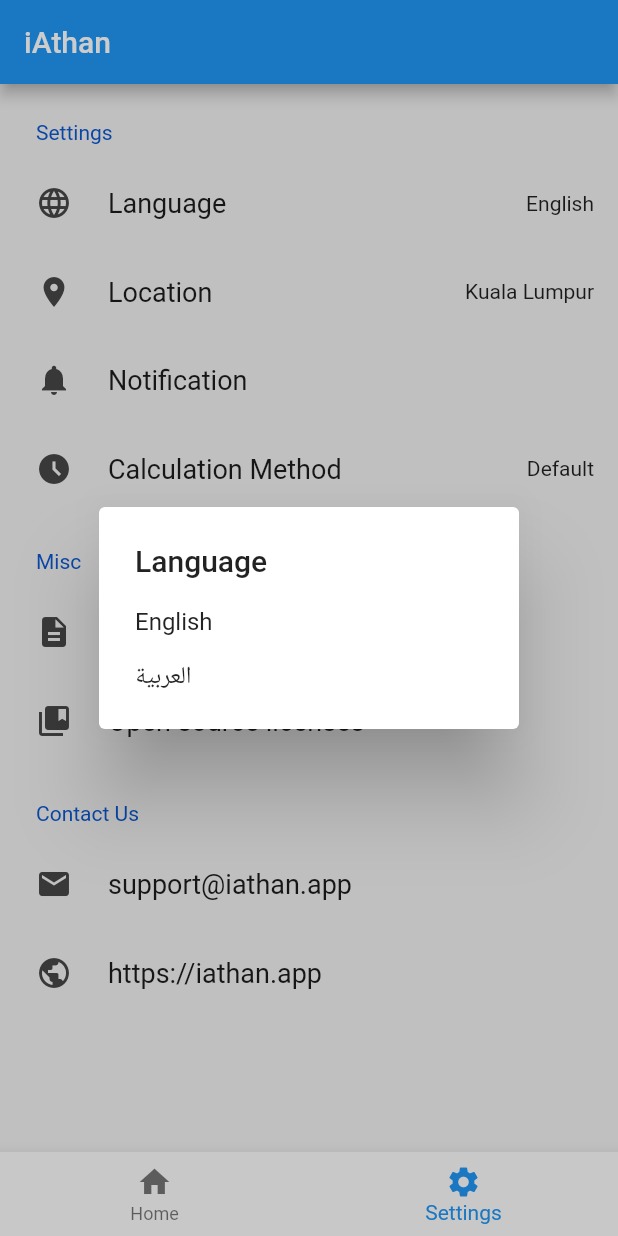
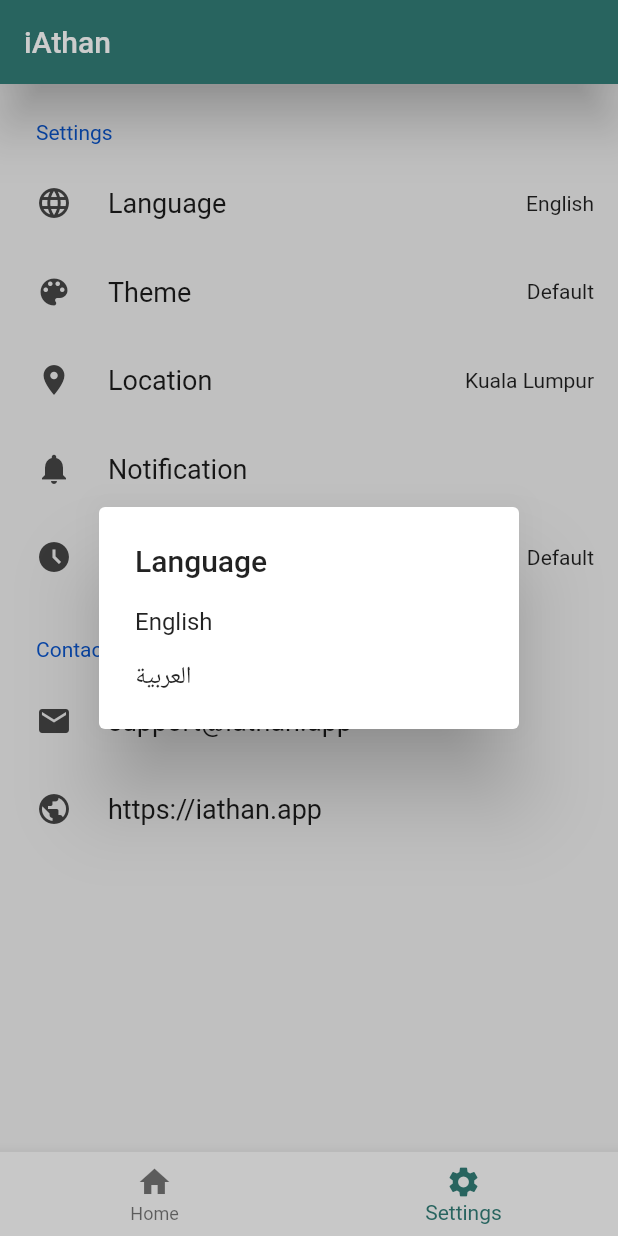
Before and after one commit to burhanaksendir/nedaa, a Flutter app: the screen it shows after launch, item 2 of the bottom bar chosen, after a tap on "Language", on a phone screen of 412 x 824 dp. Run offline on Flutter 3.47's test engine with Material 2 defaults, Android fonts, the phone set to English and light mode, and no system bars; drawn by our look-alikes of settings_ui; our stand-ins replace audioplayers, auto_size_text, csc_picker, device_preview, flex_color_scheme, geocoding and 2 more; generated files the repository leaves out were written again.

Commit message:
Add Device preview to test different screen sizes - Add light & dark themes - Add calculation method settings - Add new terms to translations - Moved Prayer timer to a sperate component - Add theme dialog option

```diff
--- /dev/null
+++ b/lib/constants/theme.dart
@@ -0,0 +1,89 @@
+import 'package:flex_color_scheme/flex_color_scheme.dart';
+import 'package:flutter/material.dart';
+
+var _light = FlexThemeData.light(
+  colors: const FlexSchemeColor(
+    primary: Color(0xff327d77),
+    primaryVariant: Color(0xffbcddd2),
+    secondary: Color(0xff87c7be),
+    secondaryVariant: Color(0xff6ebab5),
+    appBarColor: Color(0xff6ebab5),
+    error: Color(0xffb00020),
+  ),
+  surfaceMode: FlexSurfaceMode.highScaffoldLowSurface,
+  blendLevel: 18,
+  appBarStyle: FlexAppBarStyle.primary,
+  appBarOpacity: 0.95,
+  appBarElevation: 15,
+  transparentStatusBar: true,
+  tabBarStyle: FlexTabBarStyle.forAppBar,
+  tooltipsMatchBackground: true,
+  swapColors: false,
+  lightIsWhite: false,
+  useSubThemes: true,
+  visualDensity: FlexColorScheme.comfortablePlatformDensity,
+  // To use playground font, add GoogleFonts package and uncomment:
+  // fontFamily: GoogleFonts.notoSans().fontFamily,
+  subThemesData: const FlexSubThemesData(
+    useTextTheme: true,
+    fabUseShape: true,
+    interactionEffects: true,
+    bottomNavigationBarElevation: 0,
+    bottomNavigationBarOpacity: 0.95,
+    navigationBarOpacity: 0.95,
+    navigationBarMutedUnselectedText: true,
+    navigationBarMutedUnselectedIcon: true,
+    inputDecoratorIsFilled: true,
+    inputDecoratorBorderType: FlexInputBorderType.outline,
+    inputDecoratorUnfocusedHasBorder: true,
+    blendOnColors: true,
+    blendTextTheme: true,
+    popupMenuOpacity: 0.95,
+  ),
+);
+
+var _dark = FlexThemeData.dark(
+  colors: const FlexSchemeColor(
+    primary: Color(0xff327d77),
+    primaryVariant: Color(0xffbcddd2),
+    secondary: Color(0xff87c7be),
+    secondaryVariant: Color(0xff6ebab5),
+    appBarColor: Color(0xff6ebab5),
+    error: Color(0xffb00020),
+  ).defaultError.toDark(35),
+  surfaceMode: FlexSurfaceMode.highScaffoldLowSurface,
+  blendLevel: 18,
+  appBarStyle: FlexAppBarStyle.background,
+  appBarOpacity: 0.95,
+  appBarElevation: 15,
+  transparentStatusBar: true,
+  tabBarStyle: FlexTabBarStyle.forAppBar,
+  tooltipsMatchBackground: true,
+  swapColors: false,
+  darkIsTrueBlack: false,
+  useSubThemes: true,
+  visualDensity: FlexColorScheme.comfortablePlatformDensity,
+  // To use playground font, add GoogleFonts package and uncomment:
+  // fontFamily: GoogleFonts.notoSans().fontFamily,
+  subThemesData: const FlexSubThemesData(
+    useTextTheme: true,
+    fabUseShape: true,
+    interactionEffects: true,
+    bottomNavigationBarElevation: 0,
+    bottomNavigationBarOpacity: 0.95,
+    navigationBarOpacity: 0.95,
+    navigationBarMutedUnselectedText: true,
+    navigationBarMutedUnselectedIcon: true,
+    inputDecoratorIsFilled: true,
+    inputDecoratorBorderType: FlexInputBorderType.outline,
+    inputDecoratorUnfocusedHasBorder: true,
+    blendOnColors: true,
+    blendTextTheme: true,
+    popupMenuOpacity: 0.95,
+  ),
+);
+
+class CustomTheme {
+  static final ThemeData light = _light;
+  static final ThemeData dark = _dark;
+}
--- a/lib/l10n/app_ar.arb
+++ b/lib/l10n/app_ar.arb
@@ -1,4 +1,4 @@
 {
-  "appTitle": "مرحبا ياعالم!",
-  "monday": "الإثنين"
+  "monday": "الإثنين",
+  "calculationMethods": "طرق الحساب"
 }
--- a/lib/l10n/app_en.arb
+++ b/lib/l10n/app_en.arb
@@ -1,4 +1,5 @@
 {
   "appTitle": "Hello World!",
-  "monday": "Monday"
+  "monday": "Monday",
+  "calculationMethods": "Calculation Methods"
 }
--- a/lib/main.dart
+++ b/lib/main.dart
@@ -1,11 +1,20 @@
+import 'package:flex_color_scheme/flex_color_scheme.dart';
+import 'package:flutter/foundation.dart';
 import 'package:flutter/material.dart';
 import 'package:iathan/constants/app_constans.dart';
 import 'package:flutter_localizations/flutter_localizations.dart';
 import 'package:flutter_gen/gen_l10n/app_localizations.dart';
+import 'package:iathan/constants/theme.dart';
 import 'package:iathan/screens/main_screen.dart';
+import 'package:device_preview/device_preview.dart';
 
 void main() {
-  runApp(const MyApp());
+  runApp(
+    DevicePreview(
+      enabled: !kReleaseMode,
+      builder: (context) => const MyApp(), // Wrap your app
+    ),
+  );
 }
 
 class MyApp extends StatelessWidget {
@@ -21,6 +30,7 @@ class MyApp extends StatelessWidget {
             .countryCode); // => UK or empty for non-country-specific locales
         return AppLocalizations.of(context)!.appTitle;
       },
+      builder: DevicePreview.appBuilder,
       localizationsDelegates: const [
         AppLocalizations.delegate,
         GlobalMaterialLocalizations.delegate,
@@ -28,13 +38,12 @@ class MyApp extends StatelessWidget {
         GlobalCupertinoLocalizations.delegate,
       ],
       supportedLocales: supportedLocales.keys.map((e) => Locale(e, '')),
-      theme: ThemeData(
-        primarySwatch: Colors.blue,
-      ),
+      theme: CustomTheme.light,
+      darkTheme: CustomTheme.dark,
+      themeMode: ThemeMode.system,
       initialRoute: '/',
       routes: {
         '/': (context) => const MainScreen(),
-        // '/location': (context) => const LocationScreen(),
       },
     );
   }
--- a/lib/modules/prayer_times/ui_components/common_card_header.dart
+++ b/lib/modules/prayer_times/ui_components/common_card_header.dart
@@ -1,6 +1,6 @@
+import 'package:auto_size_text/auto_size_text.dart';
 import 'package:flutter/material.dart';
 import 'package:flutter_gen/gen_l10n/app_localizations.dart';
-
 
 class CommonCardHeader extends StatefulWidget {
   const CommonCardHeader({Key? key}) : super(key: key);
--- a/lib/modules/prayer_times/ui_components/main_prayer_card.dart
+++ b/lib/modules/prayer_times/ui_components/main_prayer_card.dart
@@ -1,5 +1,6 @@
 import 'package:flutter/material.dart';
 import 'package:iathan/modules/prayer_times/ui_components/common_card_header.dart';
+import 'package:iathan/modules/prayer_times/ui_components/prayer_timer.dart';
 
 import '../../../widgets/prayer_times_card.dart';
 
@@ -17,25 +18,7 @@ class _MainPrayerCardState extends State<MainPrayerCard> {
       child: Column(
         children: [
           const CommonCardHeader(),
-          Text(
-            "Fajr",
-            style: Theme.of(context).textTheme.headline5,
-          ),
-          const SizedBox(height: 16),
-          Text(
-            "in",
-            style: Theme.of(context).textTheme.headline5,
-          ),
-          const SizedBox(height: 16),
-          Text(
-            "1:00:00",
-            style: Theme.of(context).textTheme.headline5,
-          ),
-          const SizedBox(height: 16),
-          Text(
-            "6:00 am",
-            style: Theme.of(context).textTheme.headline5,
-          ),
+          PrayerTimer(),
         ],
       ),
     );
--- /dev/null
+++ b/lib/modules/prayer_times/ui_components/prayer_timer.dart
@@ -0,0 +1,37 @@
+import 'package:flutter/material.dart';
+
+class PrayerTimer extends StatefulWidget {
+  const PrayerTimer({Key? key}) : super(key: key);
+
+  @override
+  State<PrayerTimer> createState() => _PrayerTimerState();
+}
+
+class _PrayerTimerState extends State<PrayerTimer> {
+  @override
+  Widget build(BuildContext context) {
+    return Column(
+      children: <Widget>[
+        Text(
+          "Fajr",
+          style: Theme.of(context).textTheme.headline5,
+        ),
+        const SizedBox(height: 16),
+        Text(
+          "in",
+          style: Theme.of(context).textTheme.headline5,
+        ),
+        const SizedBox(height: 16),
+        Text(
+          "1:00:00",
+          style: Theme.of(context).textTheme.headline5,
+        ),
+        const SizedBox(height: 16),
+        Text(
+          "6:00 am",
+          style: Theme.of(context).textTheme.headline5,
+        ),
+      ],
+    );
+  }
+}
--- a/lib/modules/prayer_times/ui_components/today_prayers_card.dart
+++ b/lib/modules/prayer_times/ui_components/today_prayers_card.dart
@@ -40,7 +40,6 @@ class _TodayPrayersCardState extends State<TodayPrayersCard> {
         mainAxisAlignment: MainAxisAlignment.spaceBetween,
         children: [
           const CommonCardHeader(),
-          // const SizedBox(height: 6),
 
           //TODO: Add Prayer Times
           _buildPrayerRow('Fajr', '5:00 AM'),
--- a/lib/modules/settings/screens/languages_dialog.dart
+++ b/lib/modules/settings/screens/languages_dialog.dart
@@ -6,9 +6,8 @@ class LanguageDialog extends StatelessWidget {
 
   @override
   Widget build(BuildContext context) {
-    // ignore: prefer_const_literals_to_create_immutables
     return SimpleDialog(
-      title: Text('Language'),
+      title: const Text('Language'),
       children:  supportedLocales.entries.map((entry) {
         return SimpleDialogOption(
           onPressed: () {
--- a/lib/modules/settings/screens/location.dart
+++ b/lib/modules/settings/screens/location.dart
@@ -14,7 +14,7 @@ class _LocationSettingsState extends State<LocationSettings> {
   Widget build(BuildContext context) {
     return Scaffold(
       appBar: AppBar(
-        title: Text('Location'),
+        title: const Text('Location'),
       ),
       body: Padding(
         padding: const EdgeInsets.only(top: 8.0),
--- a/lib/modules/settings/screens/settings.dart
+++ b/lib/modules/settings/screens/settings.dart
@@ -1,8 +1,10 @@
 import 'package:flutter/cupertino.dart';
 import 'package:flutter/material.dart';
+import 'package:iathan/modules/settings/screens/calculation_methods_dialog.dart';
 import 'package:iathan/modules/settings/screens/languages_dialog.dart';
 import 'package:iathan/modules/settings/screens/location.dart';
 import 'package:iathan/modules/settings/screens/notification.dart';
+import 'package:iathan/modules/settings/screens/theme_dialog.dart';
 import 'package:settings_ui/settings_ui.dart';
 
 class Settings extends StatefulWidget {
@@ -37,9 +39,21 @@ class _SettingsState extends State<Settings> {
               },
             ),
             SettingsTile(
-              title: Text('Location'),
-              trailing: Text('Kuala Lumpur'),
-              leading: Icon(Icons.room),
+              title: const Text('Theme'),
+              trailing: const Text('Default'),
+              leading: const Icon(Icons.color_lens),
+              onPressed: (context) async {
+                final calculationMethod = await showCupertinoDialog(
+                  barrierDismissible: true,
+                  context: context,
+                  builder: (context) => const ThemeDialog(),
+                );
+              },
+            ),
+            SettingsTile(
+              title: const Text('Location'),
+              trailing: const Text('Kuala Lumpur'),
+              leading: const Icon(Icons.room),
               onPressed: (context) {
                 Navigator.of(context).push(MaterialPageRoute(
                   builder: (_) => const LocationSettings(),
@@ -47,118 +61,43 @@ class _SettingsState extends State<Settings> {
               },
             ),
             SettingsTile(
-              title: Text('Notification'),
-              leading: Icon(Icons.notifications),
+              title: const Text('Notification'),
+              leading: const Icon(Icons.notifications),
               onPressed: (context) {
                 Navigator.of(context).push(MaterialPageRoute(
-                  builder: (_) =>  NotificationScreen(),
+                  builder: (_) => const NotificationScreen(),
                 ));
               },
             ),
             SettingsTile(
-              title: Text('Calculation Method'),
-              trailing: Text('Default'),
-              leading: Icon(Icons.access_time_filled),
-              onPressed: (context) {
-                // Navigator.of(context).push(MaterialPageRoute(
-                //   builder: (_) => LanguagesScreen(),
-                // ));
+              title: const Text('Calculation Method'),
+              trailing: const Text('Default'),
+              leading: const Icon(Icons.access_time_filled),
+              onPressed: (context) async {
+                final calculationMethod = await showCupertinoDialog(
+                  barrierDismissible: true,
+                  context: context,
+                  builder: (context) => const CalculationMethodsDialog(),
+                );
               },
             ),
           ],
         ),
-        // SettingsSection(
-        //   title: Text('Account'),
-        //   tiles: [
-        //     SettingsTile(
-        //         title: Text('Phone number'), leading: Icon(Icons.phone)),
-        //     SettingsTile(title: Text('Email'), leading: Icon(Icons.email)),
-        //     SettingsTile(
-        //         title: Text('Sign out'), leading: Icon(Icons.exit_to_app)),
-        //   ],
-        // ),
-        // SettingsSection(
-        //   title: Text('Security'),
-        //   tiles: [
-        //     SettingsTile.switchTile(
-        //       title: Text('Lock app in background'),
-        //       leading: Icon(Icons.phonelink_lock),
-        //       initialValue: lockInBackground,
-        //       onToggle: (bool value) {
-        //         setState(() {
-        //           lockInBackground = value;
-        //           notificationsEnabled = value;
-        //         });
-        //       },
-        //     ),
-        //     SettingsTile.switchTile(
-        //       title: Text('Use fingerprint'),
-        //       description:
-        //           Text('Allow application to access stored fingerprint IDs.'),
-        //       leading: Icon(Icons.fingerprint),
-        //       onToggle: (bool value) {},
-        //       initialValue: false,
-        //     ),
-        //     SettingsTile.switchTile(
-        //       title: Text('Change password'),
-        //       leading: Icon(Icons.lock),
-        //       initialValue: true,
-        //       onToggle: (bool value) {},
-        //     ),
-        //     SettingsTile.switchTile(
-        //       title: Text('Enable Notifications'),
-        //       enabled: notificationsEnabled,
-        //       leading: Icon(Icons.notifications_active),
-        //       initialValue: true,
-        //       onToggle: (value) {},
-        //     ),
-        //   ],
-        // ),
         SettingsSection(
-          title: Text('Misc'),
-          tiles: [
-            SettingsTile(
-                title: Text('Terms of Service'),
-                leading: Icon(Icons.description)),
-            SettingsTile(
-                title: Text('Open source licenses'),
-                leading: Icon(Icons.collections_bookmark)),
-          ],
-        ),
-        SettingsSection(
-          title: Text('Contact Us'),
+          title: const Text('Contact Us'),
           tiles: [
             // TODO: forward to creating new email
             SettingsTile(
-              title: Text('support@iathan.app'),
-              leading: Icon(Icons.email),
+              title: const Text('support@iathan.app'),
+              leading: const Icon(Icons.email),
             ),
             // TODO: forward to open the page in the browser
             SettingsTile(
-              title: Text('https://iathan.app'),
-              leading: Icon(Icons.public),
+              title: const Text('https://iathan.app'),
+              leading: const Icon(Icons.public),
             ),
           ],
         ),
-        // // CustomSection(
-        // //   child: Column(
-        // //     children: [
-        // //       Padding(
-        // //         padding: const EdgeInsets.only(top: 22, bottom: 8),
-        // //         child: Image.asset(
-        // //           'assets/settings.png',
-        // //           height: 50,
-        // //           width: 50,
-        // //           color: Color(0xFF777777),
-        // //         ),
-        // //       ),
-        // //       Text(
-        // //         'Version: 2.4.0 (287)',
-        // //         style: TextStyle(color: Color(0xFF777777)),
-        // //       ),
-        // //     ],
-        // //   ),
-        // // ),
       ],
     );
   }
--- a/lib/widgets/prayer_times_card.dart
+++ b/lib/widgets/prayer_times_card.dart
@@ -10,10 +10,20 @@ class PrayerTimesCard extends StatelessWidget {
     return Padding(
       padding: const EdgeInsets.all(32),
       child: Card(
-        child: Padding(
-          padding: const EdgeInsets.all(32.0),
-          child: child,
-        ),
+        child: Stack(children: [
+          Center(
+            child: Opacity(
+              opacity: 0.1,
+              child: Image.asset(
+                'assets/images/iAthanLogo.png',
+              ),
+            ),
+          ),
+          Padding(
+            padding: const EdgeInsets.all(32.0),
+            child: child,
+          ),
+        ]),
         elevation: 4,
         shape: RoundedRectangleBorder(
           borderRadius: BorderRadius.circular(32),
```
Also changed, not shown: lib/constants/calculation_methods.dart (added, +40 -0 lines), lib/modules/settings/screens/calculation_methods_dialog.dart (added, +27 -0 lines), lib/modules/settings/screens/prayer_settings.dart (+9 -9 lines), lib/modules/settings/screens/theme_dialog.dart (added, +20 -0 lines). Lines whose indentation alone changed are shown as unchanged.
